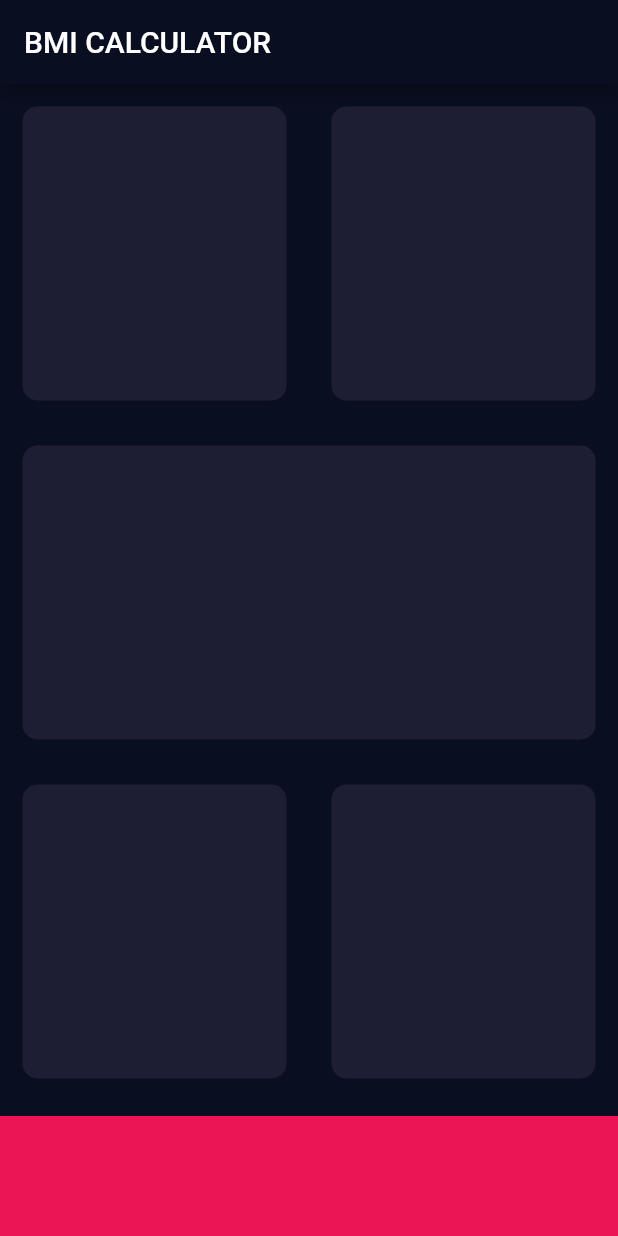
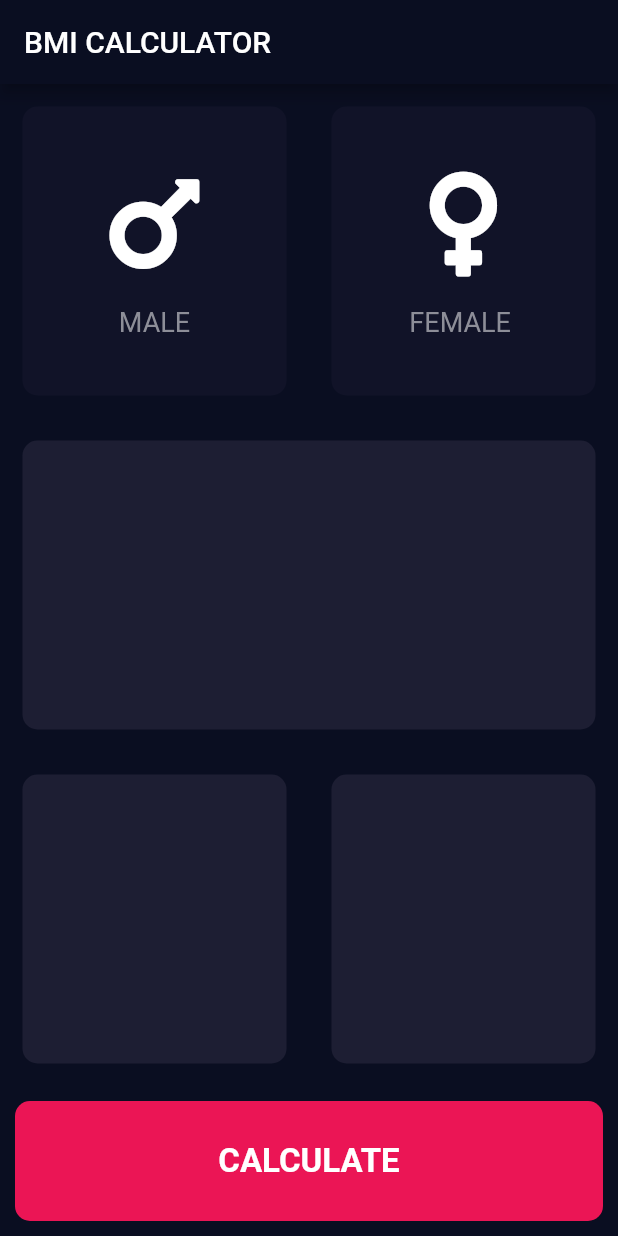
Before and after one commit to xihadulislam/bmi-calculator, a Flutter app: the screen it shows after launch, on a phone screen of 412 x 824 dp. Run offline on Flutter 3.47's test engine with Material 2 defaults, Android fonts, the phone set to English and light mode, and no system bars; our stand-ins replace font_awesome_flutter.

Commit message:
Gender cars are ready

```diff
--- a/lib/Const/Const.dart
+++ b/lib/Const/Const.dart
@@ -4,3 +4,4 @@ import 'package:flutter/cupertino.dart';
 const bottomContainerSize = 80.0;
 const bottomContainerColor = Color(0xFFEB1555);
 const activeContainerCardColor = Color(0xFF1D1E33);
+const inactiveContainerCardColor = Color(0xFF111328);
--- a/lib/main.dart
+++ b/lib/main.dart
@@ -1,3 +1,4 @@
+import 'package:bmi/screen/home_screen.dart';
 import 'package:flutter/material.dart';
 
 import 'Const/Const.dart';
@@ -21,69 +22,3 @@ class MyApp extends StatelessWidget {
     );
   }
 }
-
-class MyHomePage extends StatefulWidget {
-  @override
-  _MyHomePageState createState() => _MyHomePageState();
-}
-
-class _MyHomePageState extends State<MyHomePage> {
-  @override
-  Widget build(BuildContext context) {
-    return Scaffold(
-        appBar: AppBar(
-          title: Text("BMI Calculator".toUpperCase()),
-        ),
-        body: Column(
-          children: [
-            Expanded(
-                child: Row(
-                  children: [
-                    Expanded(
-                        child:ContentCard(color: activeContainerCardColor,)),
-                    Expanded(
-                        child: ContentCard(color: activeContainerCardColor,)),
-                  ],
-                )),
-            Expanded(
-                child: ContentCard(color: activeContainerCardColor,)),
-            Expanded(
-                child: Row(
-                  children: [
-                    Expanded(
-                        child: ContentCard(color: activeContainerCardColor,)
-
-                    ),
-                    Expanded(
-                        child: ContentCard(color: activeContainerCardColor  ,)),
-                  ],
-                )),
-
-            Container(
-              color: bottomContainerColor,
-              margin: EdgeInsets.only(top: 10.0),
-              height: bottomContainerSize,
-              width: double.infinity,
-            )
-
-          ],
-        ));
-  }
-}
-
-class ContentCard extends StatelessWidget {
-
-  final Color color;
-
-  ContentCard({@required this.color});
-
-  @override
-  Widget build(BuildContext context) {
-    return Container(
-      margin: EdgeInsets.all(15.0),
-      decoration: BoxDecoration(
-          color: color,
-          borderRadius: BorderRadius.circular(10.0)),
-    );
-  }
-}
--- /dev/null
+++ b/lib/screen/home_screen.dart
@@ -0,0 +1,101 @@
+import 'package:bmi/widgets/content_card.dart';
+import 'package:bmi/widgets/icon_content.dart';
+import 'package:flutter/cupertino.dart';
+import 'package:flutter/material.dart';
+import 'package:font_awesome_flutter/font_awesome_flutter.dart';
+
+import '../Const/Const.dart';
+import '../Const/Const.dart';
+import '../Const/Const.dart';
+
+enum Gender { MALE, FEMALE }
+
+class MyHomePage extends StatefulWidget {
+  @override
+  _MyHomePageState createState() => _MyHomePageState();
+}
+
+class _MyHomePageState extends State<MyHomePage> {
+  Gender selectedGender;
+
+  @override
+  Widget build(BuildContext context) {
+    return Scaffold(
+        appBar: AppBar(
+          title: Text("BMI Calculator".toUpperCase()),
+        ),
+        body: Column(
+          children: [
+            Expanded(
+                child: Row(
+              children: [
+                Expanded(
+                    child: GestureDetector(
+                  onTap: () {
+                    setState(() {
+                      selectedGender = Gender.MALE;
+                    });
+                  },
+                  child: ContentCard(
+                    color: selectedGender == Gender.MALE
+                        ? activeContainerCardColor
+                        : inactiveContainerCardColor,
+                    cardChild: IconContainer(
+                      iconData: FontAwesomeIcons.mars,
+                      title: "male".toUpperCase(),
+                    ),
+                  ),
+                )),
+                Expanded(
+                    child: GestureDetector(
+                  onTap: () {
+                    setState(() {
+                      selectedGender = Gender.FEMALE;
+                    });
+                  },
+                  child: ContentCard(
+                    color: selectedGender == Gender.FEMALE
+                        ? activeContainerCardColor
+                        : inactiveContainerCardColor,
+                    cardChild: IconContainer(
+                      iconData: FontAwesomeIcons.venus,
+                      title: "female ".toUpperCase(),
+                    ),
+                  ),
+                )),
+              ],
+            )),
+            Expanded(
+                child: ContentCard(
+              color: activeContainerCardColor,
+            )),
+            Expanded(
+                child: Row(
+              children: [
+                Expanded(
+                    child: ContentCard(
+                  color: activeContainerCardColor,
+                )),
+                Expanded(
+                    child: ContentCard(
+                  color: activeContainerCardColor,
+                )),
+              ],
+            )),
+            Container(
+              alignment: Alignment.center,
+              child: Text(
+                "Calculate".toUpperCase(),
+                style: TextStyle(fontSize: 22.0, fontWeight: FontWeight.bold),
+              ),
+              decoration: BoxDecoration(
+                  color: bottomContainerColor,
+                  borderRadius: BorderRadius.circular(10.0)),
+              margin: EdgeInsets.all(10.0),
+              height: bottomContainerSize,
+              width: double.infinity,
+            )
+          ],
+        ));
+  }
+}
--- /dev/null
+++ b/lib/widgets/content_card.dart
@@ -0,0 +1,22 @@
+
+
+import 'package:flutter/cupertino.dart';
+
+class ContentCard extends StatelessWidget {
+
+  final Color color;
+  final Widget cardChild;
+
+  ContentCard({@required this.color,this.cardChild});
+
+  @override
+  Widget build(BuildContext context) {
+    return Container(
+      child: cardChild,
+      margin: EdgeInsets.all(15.0),
+      decoration: BoxDecoration(
+          color: color,
+          borderRadius: BorderRadius.circular(10.0)),
+    );
+  }
+}
--- /dev/null
+++ b/lib/widgets/icon_content.dart
@@ -0,0 +1,23 @@
+
+
+import 'package:flutter/cupertino.dart';
+
+class IconContainer extends StatelessWidget {
+
+  final IconData iconData;
+  final String title;
+
+  IconContainer({this.iconData,this.title});
+
+  @override
+  Widget build(BuildContext context) {
+    return Column(
+      mainAxisAlignment:  MainAxisAlignment.center,
+      children: [
+        Icon(iconData,size: 80.0,),
+        SizedBox(height: 15.0,),
+        Text(title,style: TextStyle(fontSize: 18.0,color:  Color(0xFF8D8E98)),)
+      ],
+    );
+  }
+}
```
Also changed, not shown: pubspec.yaml (+7 -7 lines), pubspec.lock, 1 other file.
